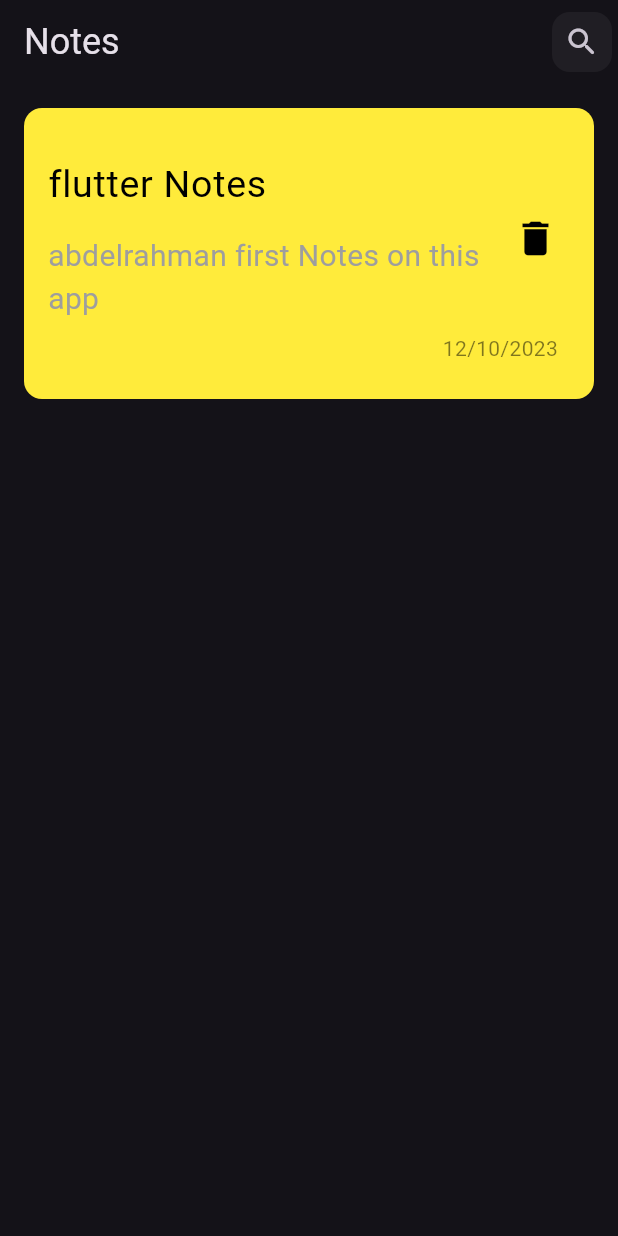
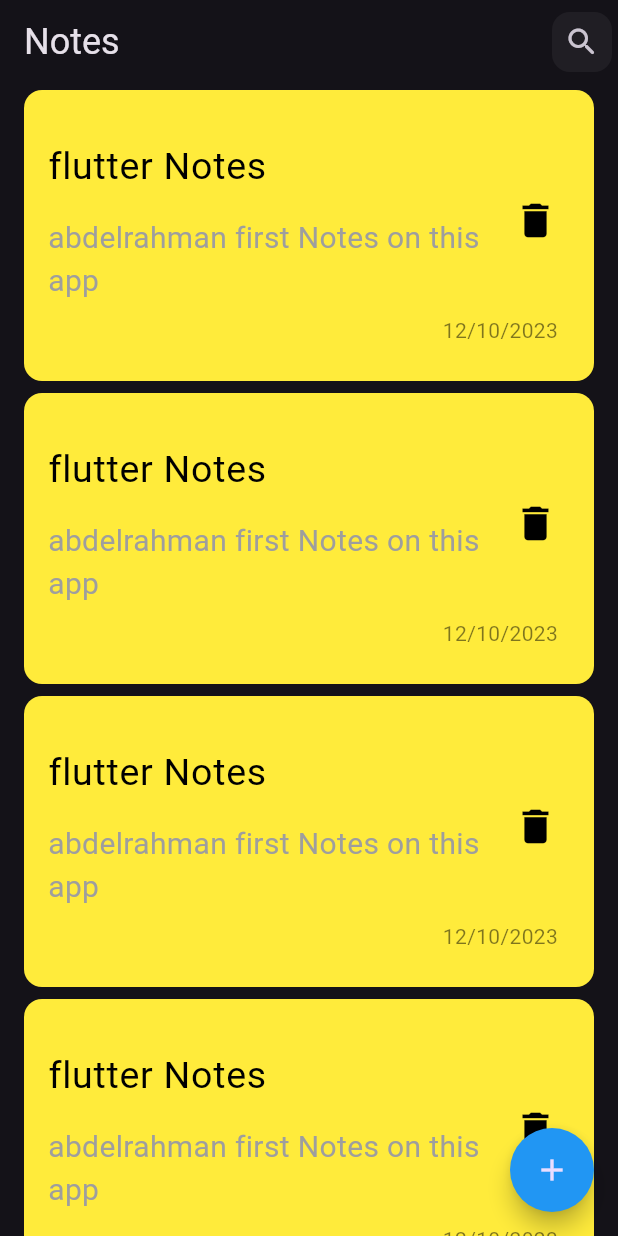
Before and after one commit to AbdelrahmanAyman1/notes, a Flutter app: the screen it shows after launch, on a phone screen of 412 x 824 dp. Run offline on Flutter 3.47's test engine with Material 3 defaults, Android fonts, the phone set to English and light mode, and no system bars; our stand-ins replace google_fonts.

Commit message:
create floating action button

```diff
--- a/lib/views/home_view.dart
+++ b/lib/views/home_view.dart
@@ -30,7 +30,19 @@ class HomeView extends StatelessWidget {
           ),
         ],
       ),
-      body: const CustomNote(),
+      body: ListView.builder(
+        itemBuilder: (context, index) {
+          return const Padding(
+            padding: EdgeInsets.symmetric(vertical: 4.0),
+            child: CustomNote(),
+          );
+        },
+      ),
+      floatingActionButton: FloatingActionButton(
+          onPressed: () {},
+          shape: const CircleBorder(eccentricity: 1),
+          backgroundColor: Colors.blue,
+          child: const Icon(Icons.add)),
     );
   }
 }
--- a/lib/widgets/custom_note.dart
+++ b/lib/widgets/custom_note.dart
@@ -8,7 +8,7 @@ class CustomNote extends StatelessWidget {
   @override
   Widget build(BuildContext context) {
     return Padding(
-      padding: const EdgeInsets.all(16.0),
+      padding: const EdgeInsets.symmetric(horizontal: 16.0),
       child: Container(
         padding: const EdgeInsets.symmetric(vertical: 24),
         decoration: const BoxDecoration(
```
